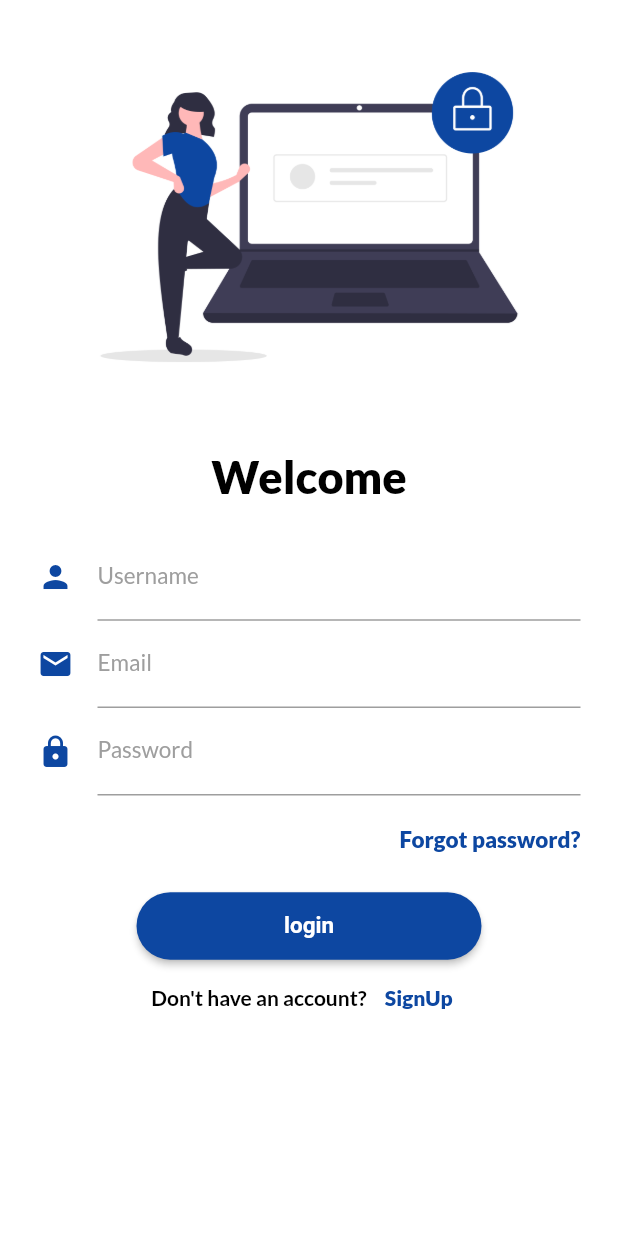
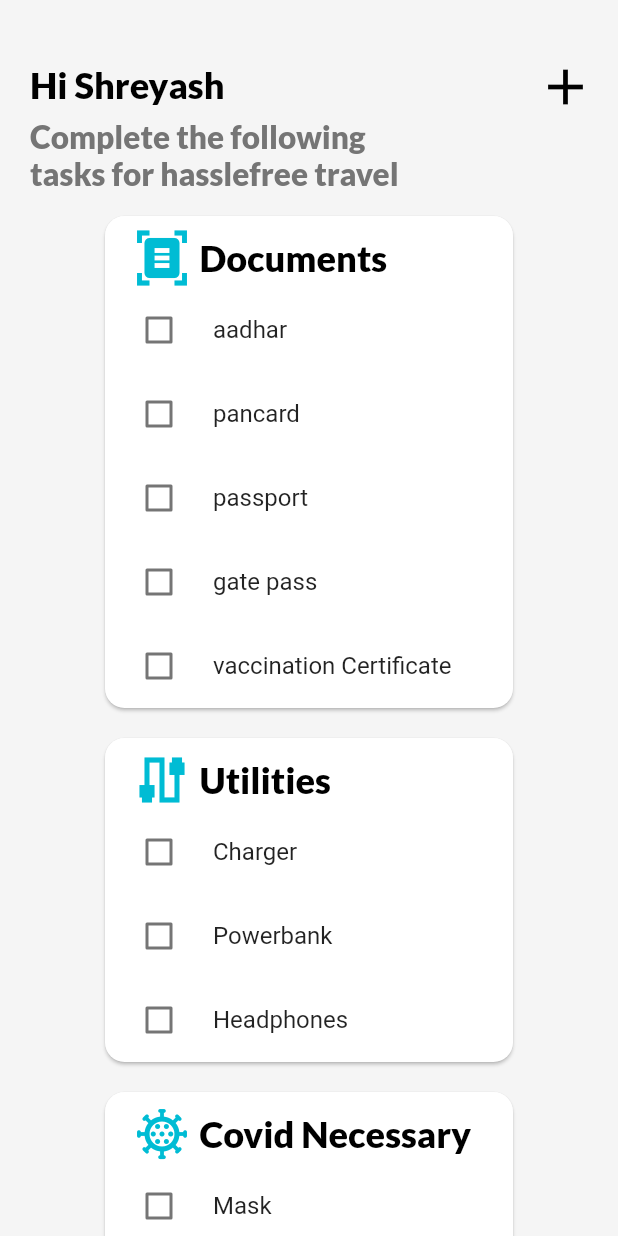
Before and after one commit to kotgire-shreyash/Airway-Companion, a Flutter app: the screen it shows after launch, on a phone screen of 412 x 824 dp. Run offline on Flutter 3.47's test engine with Material 2 defaults, Android fonts, the phone set to English and light mode, and no system bars; our stand-ins replace animated_text_kit, cloud_firestore, firebase_auth, firebase_core, flutter_bloc, flutter_staggered_animations and 3 more; missing offline and left inert: flutter_animated_dialog; accounts and stored records are empty.

Commit message:
commit for checklist phase 1

```diff
--- /dev/null
+++ b/lib/Modules/Checklist/Screens/checklist_screen.dart
@@ -0,0 +1,168 @@
+import 'package:airwaycompanion/Modules/Checklist/widgets/task_card.dart';
+import 'package:airwaycompanion/Modules/Checklist/widgets/task_class.dart';
+import 'package:airwaycompanion/Modules/Checklist/widgets/todo_tile.dart';
+import 'package:flutter/material.dart';
+import 'package:google_fonts/google_fonts.dart';
+
+class CheckListScreen extends StatefulWidget {
+  const CheckListScreen({Key? key}) : super(key: key);
+
+  @override
+  _CheckListScreenState createState() => _CheckListScreenState();
+}
+
+class _CheckListScreenState extends State<CheckListScreen> {
+  final _latoBoldFontFamily =
+      GoogleFonts.lato(fontWeight: FontWeight.w900).fontFamily;
+
+  @override
+  void initState() {
+    // TODO: implement initState
+    _getItems();
+    super.initState();
+  }
+
+  @override
+  Widget build(BuildContext context) {
+    return Scaffold(
+      backgroundColor: Colors.grey.shade100,
+      body: SafeArea(
+          child: SingleChildScrollView(
+        scrollDirection: Axis.vertical,
+        child: Column(
+          children: [
+            const SizedBox(
+              height: 30,
+            ),
+            Row(
+              mainAxisAlignment: MainAxisAlignment.spaceBetween,
+              crossAxisAlignment: CrossAxisAlignment.center,
+              children: [
+                Padding(
+                  padding: const EdgeInsets.only(top: 5, left: 20),
+                  child: Text(
+                    "Hi Shreyash ",
+                    textAlign: TextAlign.left,
+                    style: TextStyle(
+                        //color: Colors.grey.shade600,
+                        color: Colors.black,
+                        fontSize: 15,
+                        fontFamily: _latoBoldFontFamily,
+                        fontWeight: FontWeight.w900),
+                    textScaleFactor: 1.6,
+                  ),
+                ),
+                Padding(
+                  padding: const EdgeInsets.only(right: 15),
+                  child: IconButton(
+                      onPressed: () {
+                        _addCard();
+                        setState(() {
+                          _todoWidgets.last;
+                        });
+                      },
+                      icon: const Icon(
+                        Icons.add,
+                        color: Colors.black,
+                        size: 40,
+                      )),
+                ),
+              ],
+            ),
+            Container(
+              alignment: Alignment.centerLeft,
+              margin: const EdgeInsets.only(left: 20),
+              child: Text(
+                "Complete the following ",
+                style: TextStyle(
+                    color: Colors.grey.shade600,
+                    fontSize: 15,
+                    fontFamily: _latoBoldFontFamily,
+                    fontWeight: FontWeight.w900),
+                textScaleFactor: 1.4,
+              ),
+            ),
+            Container(
+              alignment: Alignment.centerLeft,
+              margin: const EdgeInsets.only(left: 20),
+              child: Text(
+                "tasks for hasslefree travel ",
+                style: TextStyle(
+                    color: Colors.grey.shade600,
+                    fontSize: 15,
+                    fontFamily: _latoBoldFontFamily,
+                    fontWeight: FontWeight.w900),
+                textScaleFactor: 1.4,
+              ),
+            ),
+            Column(
+              children: _todoWidgets,
+            ),
+          ],
+        ),
+      )),
+    );
+  }
+
+  // widget List of todowidgets to be displayed on checklist Screen
+  final List<Widget> _todoWidgets = <Widget>[];
+
+  //TO add task card in widget list
+  _addCard() {
+    _todoWidgets.add(
+      TaskCard(
+        taskClassObject: taskClass(
+          title: 'Temp CARD',
+          todolist: ['one', 'two'],
+        ),
+      ),
+    );
+  }
+
+  // This will add initial task cards to widget list
+  _getItems() {
+    for (var item in taskList) {
+      _todoWidgets.add(
+        Dismissible(
+          key: Key(item.title),
+          child: TaskCard(
+            taskClassObject: item,
+          ),
+        ),
+      );
+    }
+  }
+}
+
+// Initial data of task card for widget list
+final List<taskClass> taskList = [
+  taskClass(
+    title: 'Documents',
+    todolist: [
+      'aadhar',
+      'pancard',
+      'passport',
+      'gate pass',
+      'vaccination Certificate',
+    ],
+    iconData: Icons.document_scanner,
+  ),
+  taskClass(
+    title: 'Utilities',
+    todolist: [
+      'Charger',
+      'Powerbank',
+      'Headphones',
+    ],
+    iconData: Icons.cable_sharp,
+  ),
+  taskClass(
+    title: 'Covid Necessary',
+    todolist: [
+      'Mask',
+      'Hand Sanitizer',
+      'RTPCR Report',
+    ],
+    iconData: Icons.coronavirus_outlined,
+  ),
+];
--- /dev/null
+++ b/lib/Modules/Checklist/widgets/task_card.dart
@@ -0,0 +1,74 @@
+import 'package:airwaycompanion/Modules/Checklist/Screens/taskcard_screen.dart';
+import 'package:airwaycompanion/Modules/Checklist/widgets/task_class.dart';
+import 'package:airwaycompanion/Modules/Checklist/widgets/todo_tile.dart';
+import 'package:flutter/material.dart';
+import 'package:google_fonts/google_fonts.dart';
+
+class TaskCard extends StatelessWidget {
+  TaskCard({required this.taskClassObject});
+  final taskClass taskClassObject;
+
+  @override
+  Widget build(BuildContext context) {
+    final _latoBoldFontFamily =
+        GoogleFonts.lato(fontWeight: FontWeight.w900).fontFamily;
+    return InkWell(
+      onLongPress: () {
+        // Navigator.push(
+        //   context,
+        //   MaterialPageRoute(
+        //     builder: (BuildContext context) => TaskCardScreen(
+        //       taskClassObject: taskClassObject,
+        //     ),
+        //   ),
+        // );
+      },
+      child: Container(
+        width: 280,
+        margin: EdgeInsets.only(top: 12),
+        child: Card(
+          shape:
+              RoundedRectangleBorder(borderRadius: BorderRadius.circular(13)),
+          child: Column(
+            children: [
+              Container(
+                margin: EdgeInsets.only(left: 18, top: 8),
+                child: Row(
+                  mainAxisAlignment: MainAxisAlignment.start,
+                  children: [
+                    Icon(
+                      taskClassObject.iconData,
+                      color: Colors.cyan,
+                      size: 40,
+                    ),
+                    const SizedBox(
+                      width: 5,
+                    ),
+                    Text(
+                      taskClassObject.title,
+                      textAlign: TextAlign.left,
+                      style: TextStyle(
+                          color: Colors.black,
+                          fontSize: 15,
+                          fontFamily: _latoBoldFontFamily,
+                          fontWeight: FontWeight.w900),
+                      textScaleFactor: 1.6,
+                    ),
+                  ],
+                ),
+              ),
+              ListView.builder(
+                  shrinkWrap: true,
+                  itemCount: taskClassObject.todolist.length,
+                  itemBuilder: (context, int index) {
+                    return ToDoTile(
+                      title: taskClassObject.todolist[index],
+                    );
+                  }),
+            ],
+          ),
+        ),
+      ),
+    );
+  }
+}
--- /dev/null
+++ b/lib/Modules/Checklist/widgets/task_class.dart
@@ -0,0 +1,6 @@
+class taskClass {
+  taskClass({required this.title, required this.todolist, this.iconData});
+  final title;
+  final todolist;
+  final iconData;
+}
--- /dev/null
+++ b/lib/Modules/Checklist/widgets/todo_tile.dart
@@ -0,0 +1,27 @@
+import 'package:flutter/material.dart';
+
+class ToDoTile extends StatefulWidget {
+  ToDoTile({required this.title});
+  final title;
+
+  @override
+  _ToDoTileState createState() => _ToDoTileState();
+}
+
+class _ToDoTileState extends State<ToDoTile> {
+  bool _ischecked = false;
+  @override
+  Widget build(BuildContext context) {
+    return CheckboxListTile(
+      value: _ischecked,
+      activeColor: Colors.red,
+      onChanged: (value) {
+        setState(() {
+          _ischecked = !_ischecked;
+        });
+      },
+      title: Text(widget.title),
+      controlAffinity: ListTileControlAffinity.leading,
+    );
+  }
+}
--- a/lib/Modules/Routes/screen_router.dart
+++ b/lib/Modules/Routes/screen_router.dart
@@ -1,6 +1,7 @@
 import 'package:airwaycompanion/Logic/Bloc/AuthenticationBloc/signup_bloc.dart';
 import 'package:airwaycompanion/Modules/Authentication/Screens/LoginScreen/login_screen.dart';
 import 'package:airwaycompanion/Modules/Authentication/Screens/SignUpScreen/signup_screen.dart';
+import 'package:airwaycompanion/Modules/Checklist/Screens/checklist_screen.dart';
 import 'package:airwaycompanion/Modules/Home/Screens/home_screen.dart';
 import 'package:flutter/material.dart';
 import 'package:flutter_bloc/flutter_bloc.dart';
@@ -17,10 +18,11 @@ class GlobalRouter {
                   child: const SignUpPageView(),
                 ));
       case 'home':
-      return MaterialPageRoute(builder: (_) => const HomeScreen());
+        return MaterialPageRoute(builder: (_) => const HomeScreen());
 
       default:
-        return MaterialPageRoute(builder: (_) => const LoginPageView());
+        //return MaterialPageRoute(builder: (_) => const LoginPageView());
+        return MaterialPageRoute(builder: (_) => const CheckListScreen());
     }
   }
 }
```
Also changed, not shown: lib/Modules/Checklist/Screens/taskcard_screen.dart (added, +29 -0 lines).
